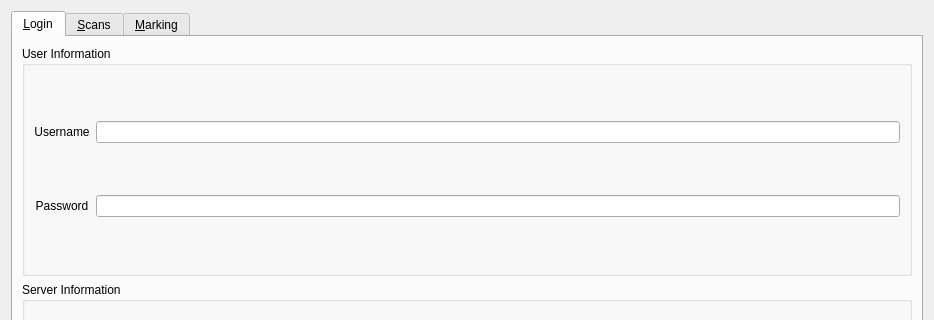
plomgrading/plom, file qtCreatorFiles/ui_iic.ui: the form before one commit; both pictures show x 0 to 934 and y 0 to 320 of the 934 by 652 pixel window.
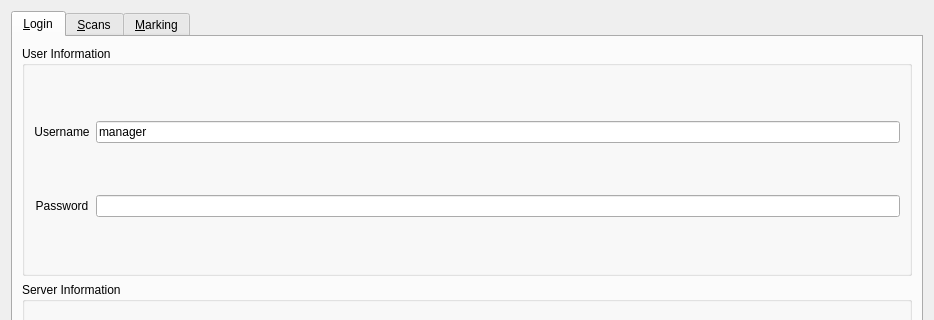
The form after the commit.

Diff of the .ui file:
```diff
--- a/qtCreatorFiles/ui_iic.ui
+++ b/qtCreatorFiles/ui_iic.ui
@@ -53,7 +53,14 @@
            </widget>
           </item>
           <item row="0" column="1">
-           <widget class="QLineEdit" name="userLE"/>
+           <widget class="QLineEdit" name="userLE">
+            <property name="text">
+             <string>manager</string>
+            </property>
+            <property name="placeholderText">
+             <string/>
+            </property>
+           </widget>
           </item>
           <item row="1" column="0">
            <widget class="QLabel" name="label_2">
```
